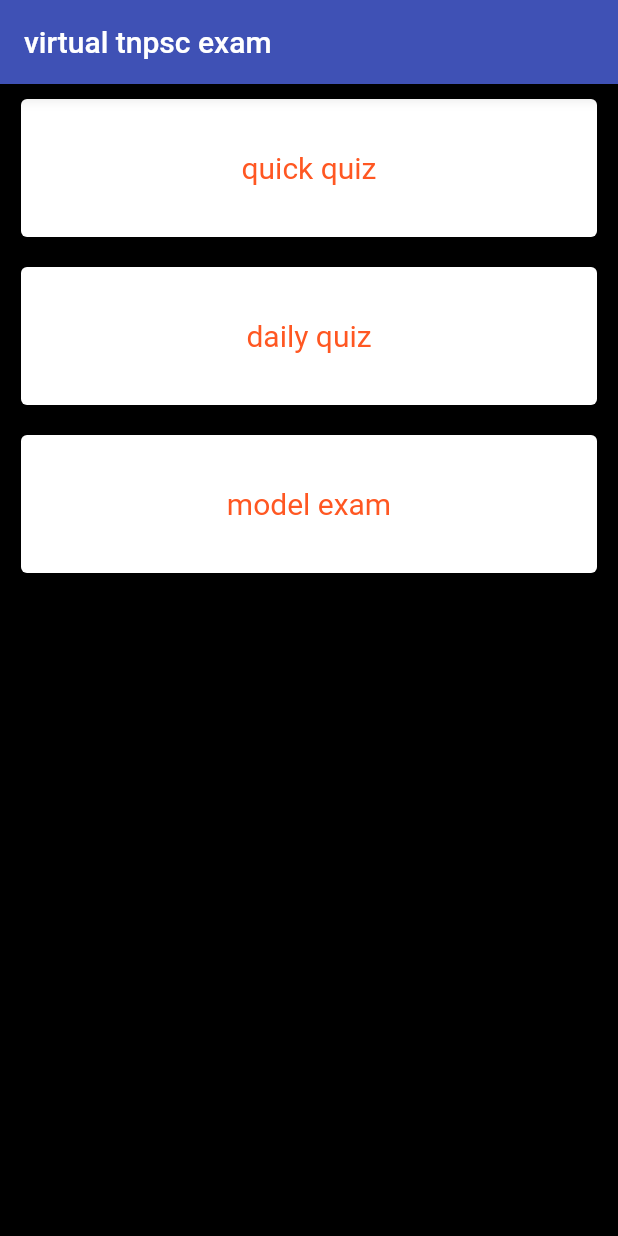
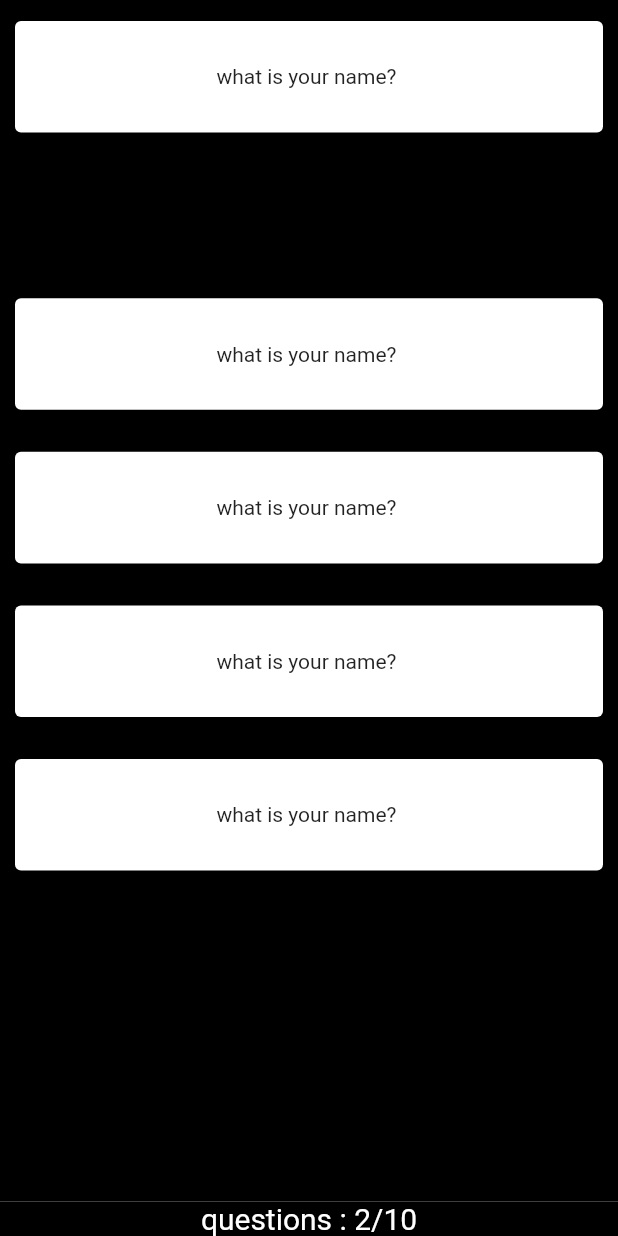
Before and after one commit to developermano/virtualtnpscexam, a Flutter app: the screen it shows after launch, on a phone screen of 412 x 824 dp. Run offline on Flutter 3.47's test engine with Material 2 defaults, Android fonts, the phone set to English and light mode, and no system bars.

Commit message:
sample quiz page

```diff
--- a/lib/main.dart
+++ b/lib/main.dart
@@ -1,8 +1,9 @@
 import 'package:flutter/material.dart';
+import 'quizpage.dart';
 
 void main() {
   runApp(MaterialApp(
-    home: Myapp(),
+    home: Quizpage(),
     debugShowCheckedModeBanner: false,
   ));
 }
--- /dev/null
+++ b/lib/quizpage.dart
@@ -0,0 +1,49 @@
+import 'package:flutter/material.dart';
+
+class Quizpage extends StatefulWidget {
+  @override
+  _QuizpageState createState() => _QuizpageState();
+}
+
+class _QuizpageState extends State<Quizpage> {
+  @override
+  Widget build(BuildContext context) {
+    return Scaffold(
+        bottomNavigationBar: Container(
+          color: Colors.black,
+          child: Text(
+            "questions : " + "2/10",
+            textAlign: TextAlign.center,
+            style: TextStyle(color: Colors.white, fontSize: 20),
+          ),
+        ),
+        body: Container(
+          height: MediaQuery.of(context).size.height,
+          width: MediaQuery.of(context).size.width,
+          color: Colors.black,
+          child: Column(
+            children: [
+              quizcard(context),
+              Divider(
+                height: MediaQuery.of(context).size.height / 10,
+              ),
+              quizcard(context),
+              quizcard(context),
+              quizcard(context),
+              quizcard(context),
+            ],
+          ),
+        ));
+  }
+}
+
+Widget quizcard(context) {
+  return Container(
+    width: MediaQuery.of(context).size.width,
+    height: MediaQuery.of(context).size.height / 10,
+    margin: EdgeInsets.symmetric(horizontal: 6, vertical: 10),
+    child: Card(
+      child: Center(child: Text("what is your name? ")),
+    ),
+  );
+}
```
